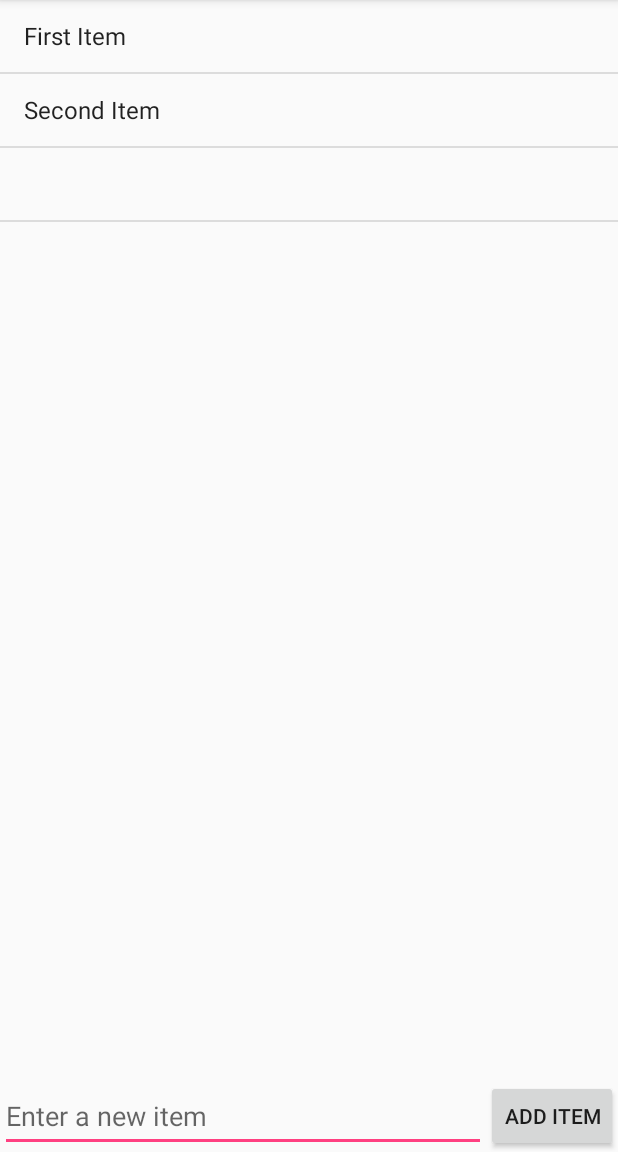
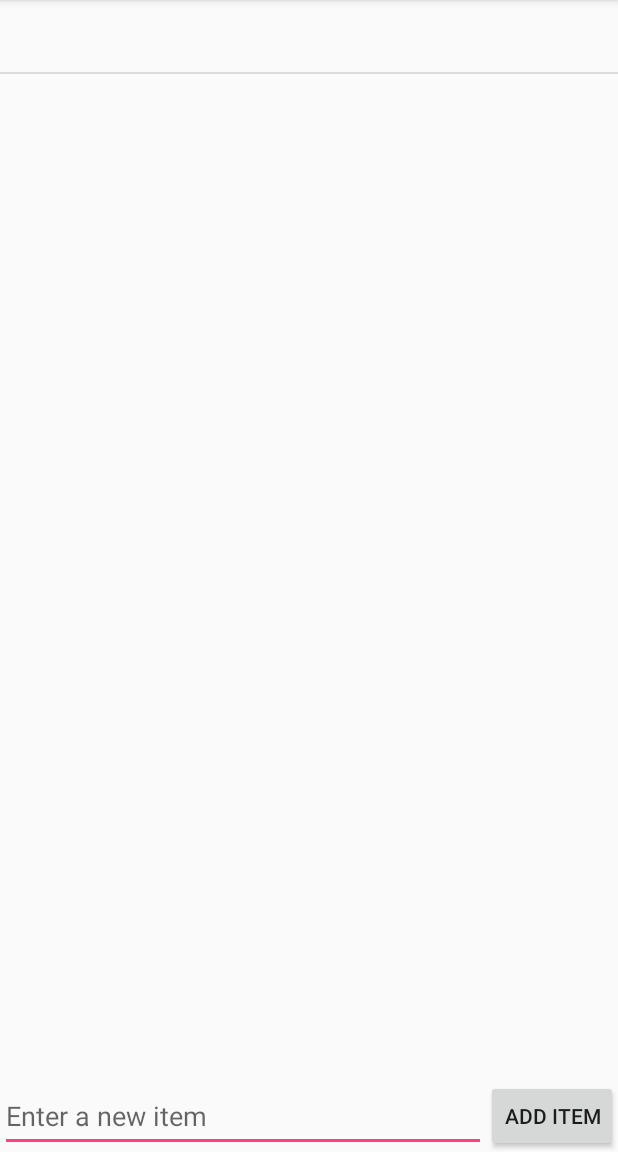
Before and after one commit to mrk-han/SimpleTodo, an Android app: the screen it shows after launch (MainActivity), after a tap on "ADD ITEM", on a phone screen of 412 x 824 dp, the part 84-1236 px from its top. Run offline under Robolectric (Android 15) with nearby library versions, the phone set to English and light mode, and no system bars.

Commit message:
remove test item creation; remove creation of new arraylist oncreate

```diff
--- a/app/src/main/java/com/example/markwilliamhan/simpletodo/MainActivity.java
+++ b/app/src/main/java/com/example/markwilliamhan/simpletodo/MainActivity.java
@@ -31,8 +31,12 @@ public class MainActivity extends AppCompatActivity {
         // Finds the ListView in activity_main.xml and links it to lvItems variable.
         lvItems = (ListView) findViewById(R.id.lvItems);
 
-        // Initializes items as ArrayList
-        items = new ArrayList<String>();
+/*        // Initializes items as ArrayList
+        items = new ArrayList<String>();*/
+
+
+        // read a newline-delimited list of items
+        readItems();
 
         // This Array Adapter is called itemsAdapter and uses simple_list_item_1 as a layout and takes in the list of items from the items ArrayList.
         // The context, THIS, refers to this activity, the MainActivity.
@@ -41,12 +45,10 @@ public class MainActivity extends AppCompatActivity {
         // Configures itemsAdapter to be used on the ListView lvItems
         lvItems.setAdapter(itemsAdapter);
 
-
-        // Adding the first two items to the ArrayList (These would be the first two TODOs that you add to the list)
+//      We can remove this part when using this and not testing
+/*        // Adding the first two items to the ArrayList (These would be the first two TODOs that you add to the list)
         items.add("First Item");
-        items.add("Second Item");
-
-        readItems();
+        items.add("Second Item");*/
 
         // Setup remove listener method call
         setupListViewListener();
@@ -56,18 +58,26 @@ public class MainActivity extends AppCompatActivity {
      * This method sets up a listener which removes to-do from listview after being Long Clicked
      */
     private void setupListViewListener() {
+
         lvItems.setOnItemLongClickListener(
+
                 new AdapterView.OnItemLongClickListener() {
                     @Override
                     public boolean onItemLongClick(AdapterView<?> parent, View view, int position, long id) {
+
+
                         // Remove the item within array at position
                         items.remove(position);
+
                         // Refresh the Adapter
                         itemsAdapter.notifyDataSetChanged();
+
                         // Updates to-do.txt
                         writeItems();
+
                         // Return true consumes the long click event (marks it handled)
                         return true;
+
 
                     }
                 }
```
